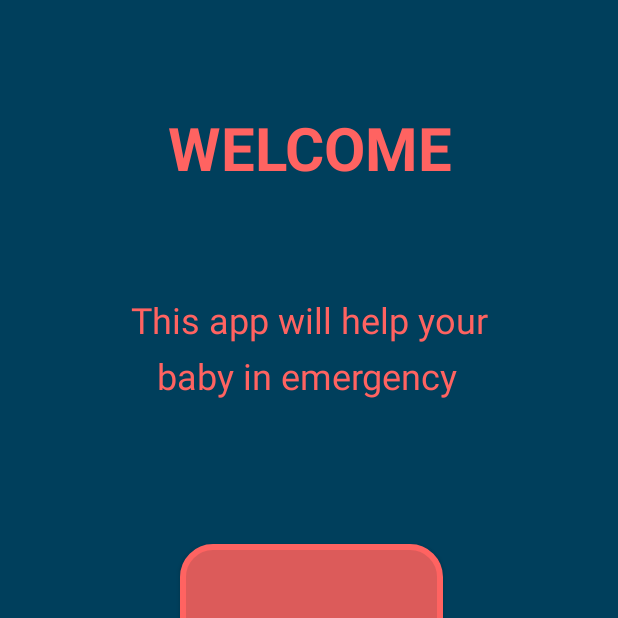
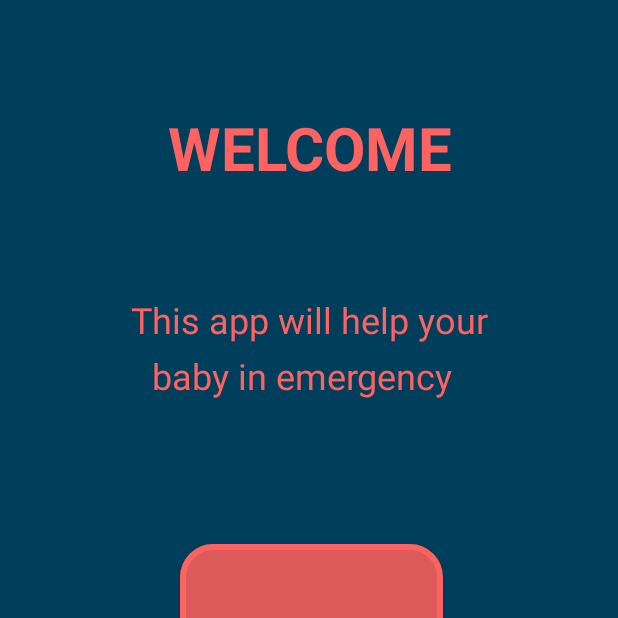
Before and after one commit to timapple12/BID1, an Android app: the screen it shows after launch (MainActivity), on a phone screen of 412 x 824 dp, the top half of it. Run offline under Robolectric (Android 15) with nearby library versions, the phone set to English and light mode, and no system bars.

Commit message:
fixed bugs
fixed crash bug

```diff
--- /dev/null
+++ b/app/src/main/java/com/example/bid/Button_power.java
@@ -0,0 +1,6 @@
+package com.example.bid;
+
+public class Button_power {
+
+
+}
--- a/app/src/main/java/com/example/bid/MainActivity.java
+++ b/app/src/main/java/com/example/bid/MainActivity.java
@@ -17,19 +17,18 @@ public class MainActivity extends AppCompatActivity {
         super.onCreate(savedInstanceState);
         SharedPreferences prefs = this.getSharedPreferences(
                 "com.example.bid", Context.MODE_PRIVATE);
-        final SharedPreferences.Editor editor = prefs.edit();
+
 
         first_opening=prefs.getBoolean("firstOpening",true);
         if(first_opening==true)
         {
             setContentView(R.layout.activity_main);
-            first_opening=false;
-            editor.putBoolean("firstOpening",first_opening);
-            editor.apply();
-        }else
-        {
-            setContentView(R.layout.activity_main__window);
         }
+        if (first_opening == false) {
+            Intent intent = new Intent(this, Main_Window.class);
+            startActivity(intent);
+        }
+
 
     }
     public void onClick(View v){
--- a/app/src/main/java/com/example/bid/Main_Window.java
+++ b/app/src/main/java/com/example/bid/Main_Window.java
@@ -83,6 +83,7 @@ public class Main_Window extends AppCompatActivity {
 
 
                 }else if(isChecked==false){
+                    m.stopSelf();
                     onTogglePressOff();
                     editor.putBoolean("toggle",isChecked);
                     editor.apply();
@@ -98,8 +99,6 @@ public class Main_Window extends AppCompatActivity {
                 "com.example.bid", Context.MODE_PRIVATE);
         startService(new Intent(this, VibrationService.class));
         startService(new Intent(this, MyService.class));
-
-
         if(prefs.getBoolean("r",true)==true){
             startService(new Intent(this, GPS_Service.class));
         }
@@ -107,8 +106,11 @@ public class Main_Window extends AppCompatActivity {
     }
 
     public void onTogglePressOff(){
+        MyService m =new MyService();
+        m.stopSelf();
         Intent myService = new Intent(Main_Window.this, MyService.class);
         stopService(myService);
+
        stopService(new Intent(this, GPS_Service.class));
     }
    public void onButton_Settings(View v){
--- a/app/src/main/java/com/example/bid/SensorRestarterBroadcastReceiver.java
+++ b/app/src/main/java/com/example/bid/SensorRestarterBroadcastReceiver.java
@@ -9,7 +9,8 @@ public class SensorRestarterBroadcastReceiver  extends BroadcastReceiver {
     @Override
     public void onReceive(Context context, Intent intent) {
         Log.i(SensorRestarterBroadcastReceiver.class.getSimpleName(), "Service Stops! Oooooooooooooppppssssss!!!!");
-        context.startService(new Intent(context, VibrationService.class));;
+        context.startService(new Intent(context, VibrationService.class));
+        context.startService(new Intent(context, MyService.class));
 
     }
 }
--- a/app/src/main/java/com/example/bid/VibrationService.java
+++ b/app/src/main/java/com/example/bid/VibrationService.java
@@ -25,7 +25,6 @@ public class VibrationService extends Service implements ShakeDetector.Listener
     public int onStartCommand(Intent intent, int flags, int startId) {
         super.onStartCommand(intent, flags, startId);
         on();
-
         return START_STICKY;
 
     }
--- a/app/src/main/res/layout/activity_main.xml
+++ b/app/src/main/res/layout/activity_main.xml
@@ -58,14 +58,14 @@
 
     <TextView
         android:id="@+id/textView3"
-        android:layout_width="202dp"
-        android:layout_height="33dp"
+        android:layout_width="246dp"
+        android:layout_height="34dp"
         android:text="baby in emergency"
         android:textColor="#FF6361"
         android:textSize="24sp"
         app:layout_constraintBottom_toBottomOf="parent"
         app:layout_constraintEnd_toEndOf="parent"
-        app:layout_constraintHorizontal_bias="0.497"
+        app:layout_constraintHorizontal_bias="0.612"
         app:layout_constraintStart_toStartOf="parent"
         app:layout_constraintTop_toTopOf="parent"
         app:layout_constraintVertical_bias="0.296" />
```
Also changed, not shown: app/src/main/java/com/example/bid/Agreement.java (+8 -0 lines), app/src/main/java/com/example/bid/MyService.java (+9 -2 lines), app/src/main/java/com/example/bid/Settings.java (+6 -3 lines).
